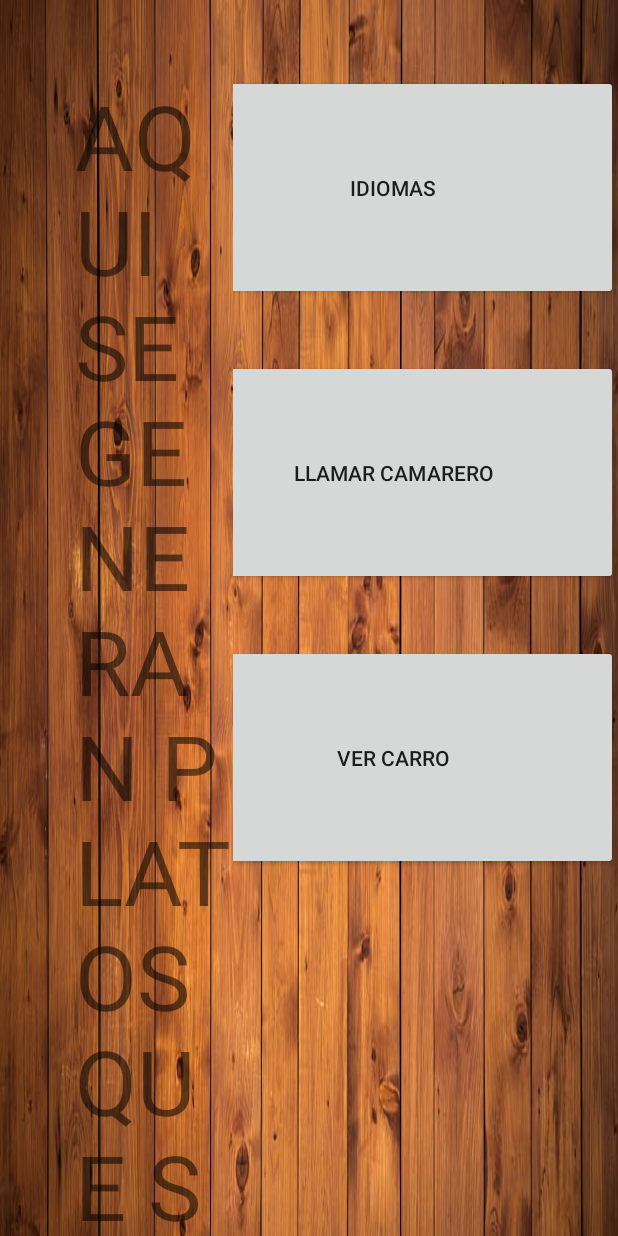
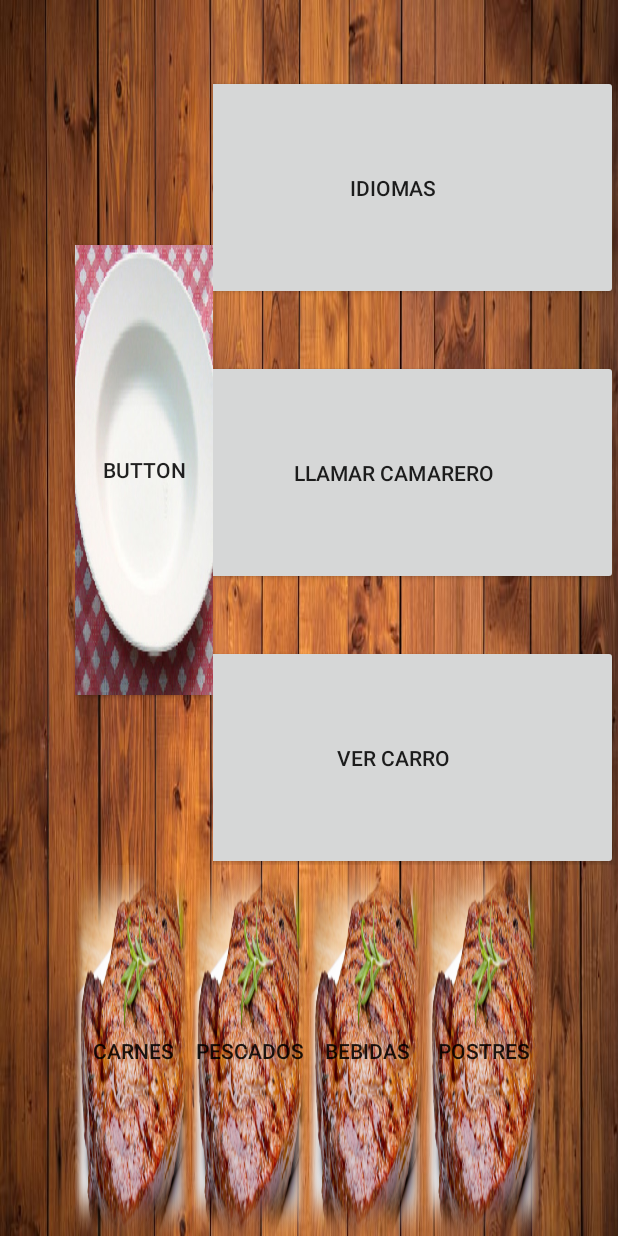
Before and after one commit to popoeieve/Restaurante, an Android app: the Principal screen opened directly, with no data from a screen before it, on a phone screen of 412 x 824 dp. Run offline under Robolectric (Android 15) with nearby library versions, the light colour scheme and no system bars.

Commit message:
Centrado y corrección del plato sugerencia en la pantalla principal

```diff
--- a/app/src/main/res/layout/activity_principal.xml
+++ b/app/src/main/res/layout/activity_principal.xml
@@ -12,24 +12,83 @@
 
     <LinearLayout
         android:layout_width="match_parent"
-        android:layout_height="wrap_content"
-        android:orientation="horizontal"
+        android:layout_height="0dp"
+        android:layout_weight="0.70"
         android:paddingLeft="50dp"
         android:paddingTop="50dp">
 
-        <FrameLayout
-            android:layout_width="wrap_content"
-            android:layout_height="wrap_content"
-            android:layout_weight="6">
+        <LinearLayout
+            android:layout_width="match_parent"
+            android:layout_height="match_parent"
+            android:layout_weight="9"
+            android:orientation="horizontal">
 
-            <TextView
-                android:id="@+id/textView"
+            <View
+                android:layout_width="0dp"
+                android:layout_height="0dp"
+                android:layout_weight="1" />
+
+            <Button
+                android:id="@+id/button3"
                 android:layout_width="wrap_content"
                 android:layout_height="wrap_content"
                 android:layout_gravity="center"
-                android:textSize="60sp"
-                android:text="AQUI SE GENERAN PLATOS QUE SON RECOMENDACIONES" />
-        </FrameLayout>
+                android:background="@drawable/plato"
+                android:onClick="mostrarPlato"
+                android:text="Button" />
+
+            <LinearLayout
+                android:layout_width="match_parent"
+                android:layout_height="match_parent"
+                android:layout_gravity="center|fill_horizontal"
+                android:orientation="vertical">
+
+                <View
+                    android:layout_width="0dp"
+                    android:layout_height="0dp"
+                    android:layout_weight="1" />
+
+                <TextView
+                    android:id="@+id/textView13"
+                    android:layout_width="match_parent"
+                    android:layout_height="wrap_content"
+                    android:textSize="40sp"
+                    android:text="Nombre artículo" />
+
+                <TextView
+                    android:id="@+id/textView14"
+                    android:layout_width="match_parent"
+                    android:layout_height="wrap_content"
+                    android:textSize="40sp"
+                    android:text="Descripción:" />
+
+                <TextView
+                    android:id="@+id/textView15"
+                    android:layout_width="match_parent"
+                    android:layout_height="wrap_content"
+                    android:textSize="40sp"
+                    android:text="Precio:" />
+
+                <TextView
+                    android:id="@+id/textView16"
+                    android:layout_width="match_parent"
+                    android:layout_height="wrap_content"
+                    android:textSize="40sp"
+                    android:text="99,99€" />
+
+                <View
+                    android:layout_width="0dp"
+                    android:layout_height="0dp"
+                    android:layout_weight="1" />
+
+            </LinearLayout>
+
+            <View
+                android:layout_width="0dp"
+                android:layout_height="0dp"
+                android:layout_weight="1" />
+
+        </LinearLayout>
 
         <LinearLayout
             android:layout_width="wrap_content"
@@ -62,48 +121,43 @@
 
     <LinearLayout
         android:layout_width="match_parent"
-        android:layout_height="match_parent"
+        android:layout_height="0dp"
+        android:layout_weight="0.30"
         android:paddingRight="50dp"
         android:paddingLeft="50dp"
-        android:gravity="bottom"
         android:orientation="horizontal">
-
-        <View
-            android:layout_width="0dp"
-            android:layout_height="0dp"
-            android:layout_weight="1" />
 
         <Button
             android:id="@+id/menuCarneBtn"
-            android:layout_width="wrap_content"
-            android:layout_height="wrap_content"
+            android:layout_width="0dp"
+            android:layout_weight="1"
+            android:layout_height="match_parent"
             android:background="@drawable/carnes"
             android:text="CARNES" />
 
         <Button
             android:id="@+id/menuPescadosBtn"
-            android:layout_width="wrap_content"
-            android:layout_height="wrap_content"
+            android:layout_width="0dp"
+            android:layout_weight="1"
+            android:layout_height="match_parent"
             android:background="@drawable/carnes"
             android:text="PESCADOS" />
 
         <Button
             android:id="@+id/menuBebidasBtn"
-            android:layout_width="wrap_content"
-            android:layout_height="wrap_content"
+            android:layout_width="0dp"
+            android:layout_weight="1"
+            android:layout_height="match_parent"
             android:background="@drawable/carnes"
             android:text="BEBIDAS" />
 
         <Button
             android:id="@+id/menuPostresBtn"
-            android:layout_width="wrap_content"
-            android:layout_height="wrap_content"
+            android:layout_width="0dp"
+            android:layout_weight="1"
+            android:layout_height="match_parent"
             android:background="@drawable/carnes"
             android:text="POSTRES" />
 
-        <View
-            android:layout_width="0dp"
-            android:layout_height="0dp"
-            android:layout_weight="1" />
     </LinearLayout>
 </LinearLayout>
```
